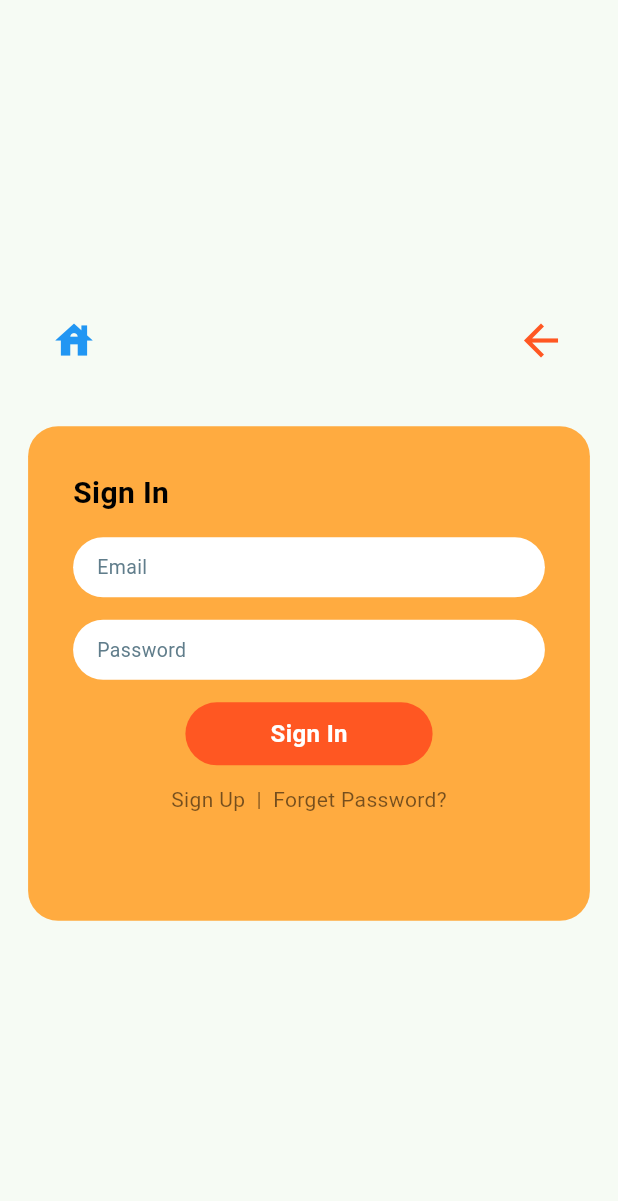
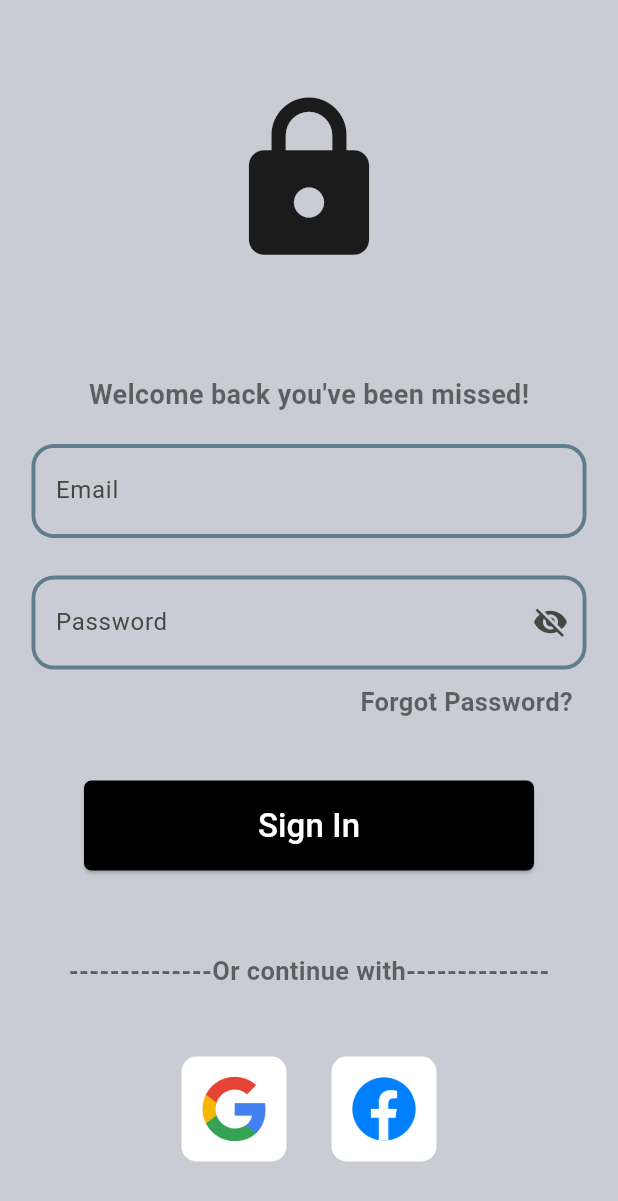
Before and after one commit to Rijan77/news_app, a Flutter app: the screen it shows after launch, on a phone screen of 412 x 824 dp. Shown: the top 1201 px of the screen. Run offline on Flutter 3.47's test engine with Material 3 defaults, Android fonts, the phone set to English and light mode, and no system bars; our stand-ins replace font_awesome_flutter; Roboto replaces fonts that are missing (Poppins).

Commit message:
New Login page Added with Some icon Images

```diff
--- /dev/null
+++ b/lib/Pages/loginpage_2.dart
@@ -0,0 +1,204 @@
+import 'package:flutter/material.dart';
+import 'package:font_awesome_flutter/font_awesome_flutter.dart';
+
+class Loginpage2 extends StatefulWidget {
+  const Loginpage2({super.key});
+
+  @override
+  State<Loginpage2> createState() => _Loginpage2State();
+}
+
+class _Loginpage2State extends State<Loginpage2> {
+  bool _isObscure = true;
+
+  @override
+  Widget build(BuildContext context) {
+    return Scaffold(
+      backgroundColor: Color(0xffC9CCD5),
+      body: SingleChildScrollView(
+        child: Column(
+          mainAxisAlignment: MainAxisAlignment.center,
+          children: [
+            Center(
+                child: Padding(
+              padding: const EdgeInsets.only(top: 60),
+              child: Icon(
+                Icons.lock,
+                size: 120,
+              ),
+            )),
+            SizedBox(
+              height: 70,
+            ),
+            Text(
+              "Welcome back you've been missed!",
+              style: TextStyle(
+                  fontSize: 18,
+                  fontWeight: FontWeight.w600,
+                  color: Colors.black54),
+            ),
+            SizedBox(
+              height: 20,
+            ),
+            Container(
+              width: 370,
+              child: Column(
+                children: [
+                  TextField(
+                    style: TextStyle(fontSize: 20, fontWeight: FontWeight.w400),
+                    decoration: InputDecoration(
+                      prefix: Padding(
+                        padding: const EdgeInsets.only(right: 20, top: 5),
+                        child: FaIcon(
+                          FontAwesomeIcons.envelope,
+                          size: 20,
+                        ),
+                      ),
+                      focusedBorder: OutlineInputBorder(
+                          borderRadius: BorderRadius.circular(15),
+                          borderSide:
+                              BorderSide(color: Colors.black87, width: 2.6)),
+                      enabledBorder: OutlineInputBorder(
+                          borderRadius: BorderRadius.circular(15),
+                          borderSide: BorderSide(
+                            color: Colors.blueGrey,
+                            width: 2.6,
+                          )),
+                      labelText: "Email",
+                    ),
+                  ),
+                  SizedBox(height: 25),
+                  TextField(
+                    style: TextStyle(fontSize: 20, fontWeight: FontWeight.w400),
+                    obscureText: _isObscure,
+                    obscuringCharacter: "*",
+                    decoration: InputDecoration(
+                      prefix: Padding(
+                        padding: const EdgeInsets.only(right: 20, top: 5),
+                        child: FaIcon(
+                          FontAwesomeIcons.key,
+                          size: 20,
+                        ),
+                      ),
+                      suffixIcon: IconButton(
+                          onPressed: () {
+                            setState(() {
+                              _isObscure = !_isObscure;
+                            });
+                          },
+                          icon: Icon(
+                            _isObscure
+                                ? Icons.visibility_off
+                                : Icons.visibility,
+                          )),
+                      focusedBorder: OutlineInputBorder(
+                          borderRadius: BorderRadius.circular(15),
+                          borderSide:
+                              BorderSide(color: Colors.black87, width: 2.6)),
+                      enabledBorder: OutlineInputBorder(
+                          borderRadius: BorderRadius.circular(15),
+                          borderSide:
+                              BorderSide(color: Colors.blueGrey, width: 2.6)),
+                      labelText: "Password",
+                    ),
+                  ),
+                ],
+              ),
+            ),
+            SizedBox(
+              height: 10,
+            ),
+            Padding(
+              padding: const EdgeInsets.only(left: 210),
+              child: Text(
+                "Forgot Password?",
+                style: TextStyle(
+                    fontSize: 17,
+                    color: Colors.black54,
+                    fontWeight: FontWeight.w600),
+              ),
+            ),
+            SizedBox(
+              height: 40,
+            ),
+            ElevatedButton(
+              onPressed: () {},
+              child: Text(
+                "Sign In",
+                style: TextStyle(
+                  color: Colors.white,
+                  fontSize: 22,
+                ),
+              ),
+              style: ElevatedButton.styleFrom(
+                  fixedSize: Size(300, 60),
+                  backgroundColor: Colors.black,
+                  shape: RoundedRectangleBorder(
+                      borderRadius:
+                          BorderRadius.circular(5)) // Set the width and height
+                  ),
+            ),
+            SizedBox(
+              height: 55,
+            ),
+            Text(
+              "--------------Or continue with--------------",
+              style: TextStyle(
+                  fontSize: 17,
+                  color: Colors.black54,
+                  fontWeight: FontWeight.w700),
+            ),
+            SizedBox(
+              height: 45,
+            ),
+            Row(
+              mainAxisAlignment: MainAxisAlignment.center,
+              children: [
+                Container(
+                  width: 70,
+                  height: 70,
+                  decoration: BoxDecoration(
+                      borderRadius: BorderRadius.circular(10),
+                      color: Colors.white),
+                  child: Image.asset("images/Google_Icons.webp"),
+                ),
+                SizedBox(
+                  width: 30,
+                ),
+                Container(
+                  width: 70,
+                  height: 70,
+                  decoration: BoxDecoration(
+                      borderRadius: BorderRadius.circular(10),
+                      color: Colors.white),
+                  child: Image.asset("images/facebook_icon.webp"),
+                ),
+              ],
+            ),
+            Padding(
+              padding: const EdgeInsets.only(top: 50, left: 90),
+              child: Row(
+                children: [
+                  Text(
+                    "Not a Member?   ",
+                    style: TextStyle(
+                        color: Colors.black54,
+                        fontWeight: FontWeight.w500,
+                        fontSize: 17),
+                  ),
+                  Text(
+                    "Register Now",
+                    style: TextStyle(
+                        color: Colors.blue,
+                        fontSize: 18,
+                        fontWeight: FontWeight.w800),
+                  )
+                ],
+              ),
+            ),
+          ],
+        ),
+      ),
+    );
+  }
+}
--- a/lib/main.dart
+++ b/lib/main.dart
@@ -2,6 +2,7 @@ import 'package:application_1/Pages/Dashbaord.dart';
 import 'package:flutter/material.dart';
 
 import 'Pages/login_page.dart';
+import 'Pages/loginpage_2.dart';
 
 void main() {
   runApp(const MyApp());
@@ -20,7 +21,7 @@ class MyApp extends StatelessWidget {
         colorScheme: ColorScheme.fromSeed(seedColor: Colors.greenAccent),
         useMaterial3: true,
       ),
-      home:   LoginPage()
+      home:   Loginpage2()
     );
   }
 }
--- a/pubspec.yaml
+++ b/pubspec.yaml
@@ -36,6 +36,7 @@ dependencies:
   # The following adds the Cupertino Icons font to your application.
   # Use with the CupertinoIcons class for iOS style icons.
   cupertino_icons: ^1.0.8
+  font_awesome_flutter: ^10.7.0
 
 
 dev_dependencies:
```
Also changed, not shown: images/Google_Icons.webp (added), images/facebook_icon.webp (added), images/google_icon.jpg (added), pubspec.lock.
